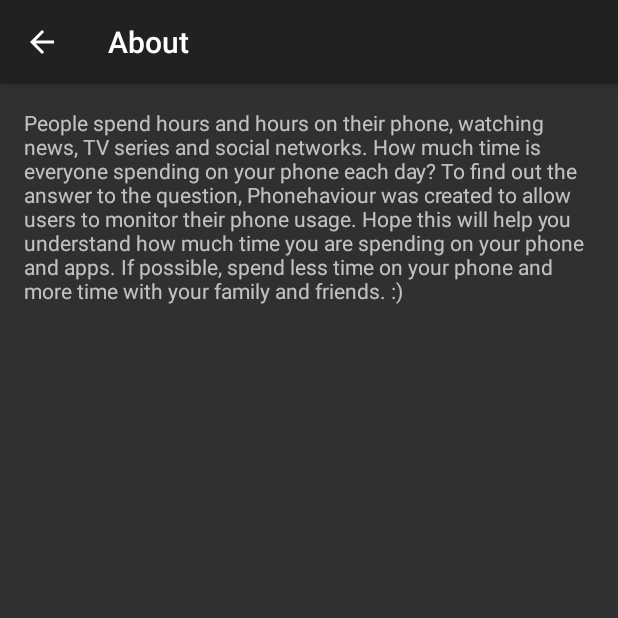
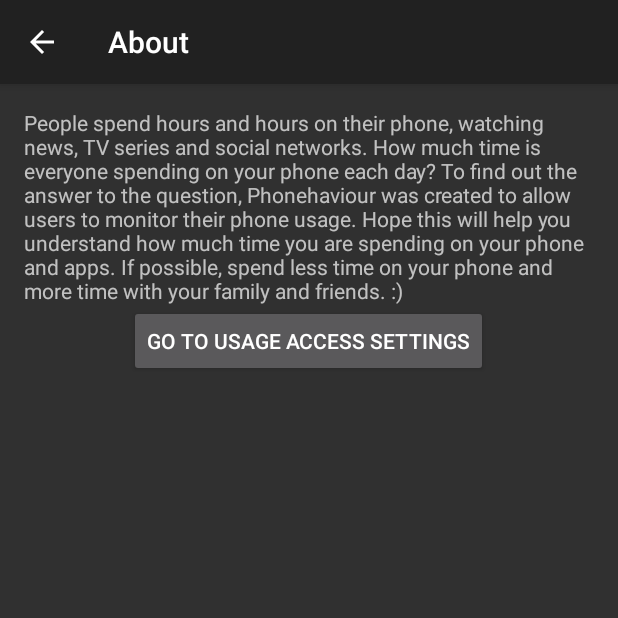
Before and after one commit to cameronlai/Phonehaviour, an Android app: the screen it shows after launch (AboutActivity), in the options menu, after a tap on "About", on a phone screen of 412 x 824 dp, the top half of it. Run offline under Robolectric (Android 15) with nearby library versions, the phone set to English and light mode, and no system bars; 8 statements that could not run were skipped.

Commit message:
A version that works and can get all running numbers

```diff
--- a/app/build.gradle
+++ b/app/build.gradle
@@ -5,7 +5,7 @@
     buildToolsVersion "21.1.2"
     defaultConfig {
         applicationId "com.cameronlai.phonehaviour"
-        minSdkVersion 14
+        minSdkVersion 21
         targetSdkVersion 21
         versionCode 1
         versionName "1.0"
--- a/app/src/main/AndroidManifest.xml
+++ b/app/src/main/AndroidManifest.xml
@@ -1,6 +1,9 @@
 <?xml version="1.0" encoding="utf-8"?>
 <manifest xmlns:android="http://schemas.android.com/apk/res/android"
     package="com.cameronlai.phonehaviour" >
+
+    <user-permission android:sharedUserId="android.uid.system"/>
+    <uses-permission android:name="android.permission.PACKAGE_USAGE_STATS" />
 
     <application
         android:allowBackup="true"
--- a/app/src/main/java/com/cameronlai/phonehaviour/MainActivity.java
+++ b/app/src/main/java/com/cameronlai/phonehaviour/MainActivity.java
@@ -1,16 +1,25 @@
 package com.cameronlai.phonehaviour;
 
+import android.app.usage.UsageStats;
+import android.app.usage.UsageStatsManager;
 import android.content.Intent;
+import android.content.SharedPreferences;
+import android.media.audiofx.BassBoost;
+import android.preference.PreferenceManager;
+import android.provider.Settings;
 import android.support.v7.app.ActionBarActivity;
 import android.os.Bundle;
 import android.view.Menu;
 import android.view.MenuItem;
 import android.view.WindowManager;
+import android.widget.TextView;
 
 import com.androidplot.xy.SimpleXYSeries;
 import com.androidplot.xy.XYSeries;
 import com.androidplot.xy.*;
 import java.util.Arrays;
+import java.util.List;
+import java.util.prefs.Preferences;
 
 public class MainActivity extends ActionBarActivity {
 
@@ -20,6 +29,19 @@
     protected void onCreate(Bundle savedInstanceState) {
         super.onCreate(savedInstanceState);
         setContentView(R.layout.activity_main);
+
+        // Confirm usage access
+        // String tmpSettingStr = Settings.System.getString( getContentResolver(), Settings.ACTION_USAGE_ACCESS_SETTINGS  );
+        // If not, prompt the user to set the usage access settings
+
+        // Get usage statistics from Android OS
+        final UsageStatsManager mUsageStatManager = (UsageStatsManager) getApplicationContext().getSystemService("usagestats");
+        final List<UsageStats> stats = mUsageStatManager.queryUsageStats(UsageStatsManager.INTERVAL_DAILY, 0,  System.currentTimeMillis());
+
+        int tmp = stats.size();
+        String displayString = "Number of usage stats: " + tmp;
+        TextView textViewNumUsageStats = (TextView) findViewById(R.id.number_of_usageStats);
+        textViewNumUsageStats.setText(displayString);
 
         // More information about Android Plot
         // e.g. Dynamic data
--- a/app/src/main/res/layout/activity_about.xml
+++ b/app/src/main/res/layout/activity_about.xml
@@ -11,4 +11,13 @@
         android:layout_width="wrap_content"
         android:layout_height="wrap_content" />
 
+    <Button
+        android:layout_width="wrap_content"
+        android:layout_height="wrap_content"
+        android:text="Go to Usage Access Settings"
+        android:id="@+id/button"
+        android:onClick="gotoUsageAccessSettings"
+        android:layout_gravity="center_horizontal" />
+
+
 </LinearLayout>
--- a/app/src/main/res/values/strings.xml
+++ b/app/src/main/res/values/strings.xml
@@ -6,4 +6,7 @@
     <string name="action_settings">Settings</string>
     <string name="title_activity_about">About</string>
 
+    <string name="main_activity_plot_title">Phone Usage Plot</string>
+
+    <string name="main_activity_number_of_usageStats">Number of usage stats: </string>
 </resources>
```
Also changed, not shown: app/src/main/java/com/cameronlai/phonehaviour/AboutActivity.java (+11 -0 lines), app/src/main/res/layout/activity_main.xml (+10 -0 lines).
